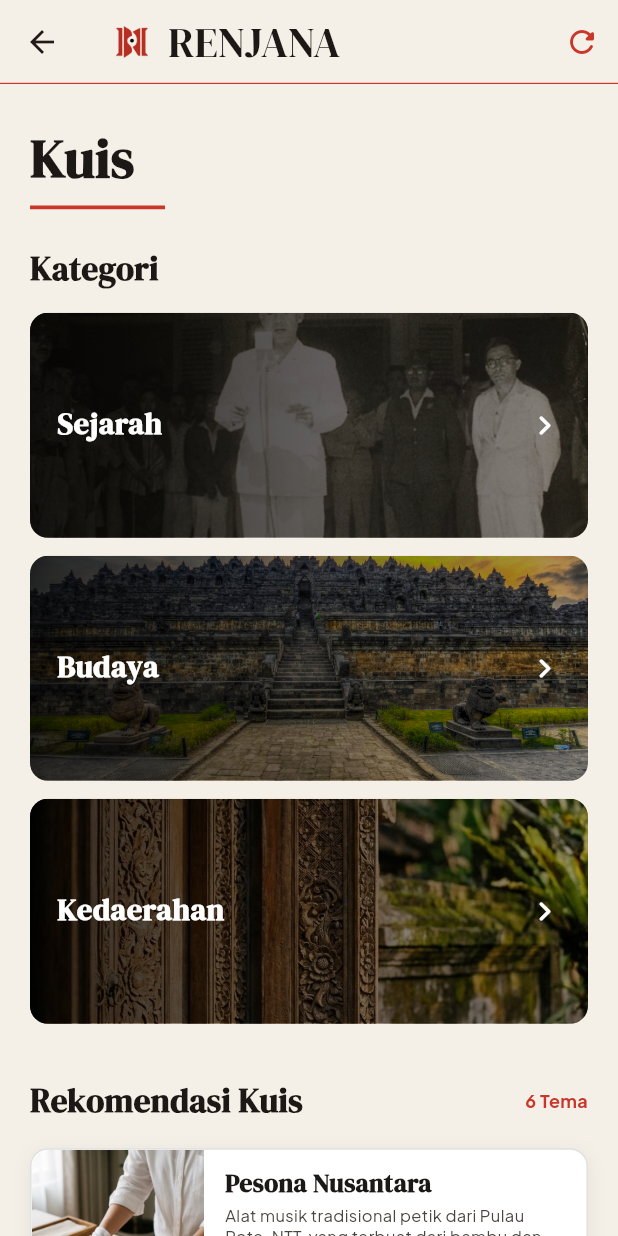
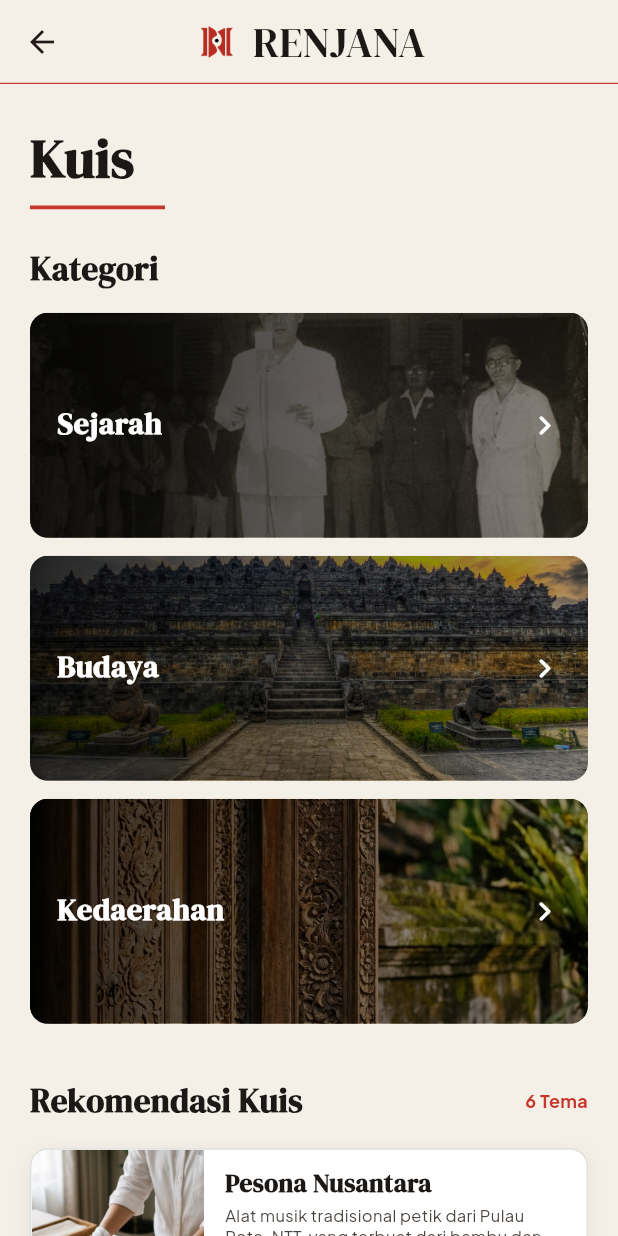
Before and after one commit to ShineyVamp/RenjanaApp, a Flutter app: the QuizPage screen opened directly, on a phone screen of 412 x 824 dp. Run offline on Flutter 3.47's test engine with Material 3 defaults, Android fonts, the light colour scheme and no system bars; our stand-ins replace google_fonts, image_picker, lottie, permission_handler, shared_preferences, sqflite; accounts and stored records are empty.

Commit message:
minor ae

```diff
--- a/lib/presentation/quiz/quiz_page.dart
+++ b/lib/presentation/quiz/quiz_page.dart
@@ -360,7 +360,7 @@ class _QuizPageState extends State<QuizPage> {
           backgroundColor: AppColors.background,
           surfaceTintColor: AppColors.background,
           elevation: 0,
-          centerTitle: false,
+          centerTitle: true,
           title: Row(
             mainAxisAlignment: .start,
             mainAxisSize: MainAxisSize.min,
@@ -373,12 +373,6 @@ class _QuizPageState extends State<QuizPage> {
               ),
             ],
           ),
-          actions: [
-            IconButton(
-              icon: const Icon(Icons.refresh_rounded, color: AppColors.primary),
-              onPressed: _loadData,
-            ),
-          ],
           shape: const Border(
             bottom: BorderSide(color: AppColors.primary, width: 0.8),
           ),
```
